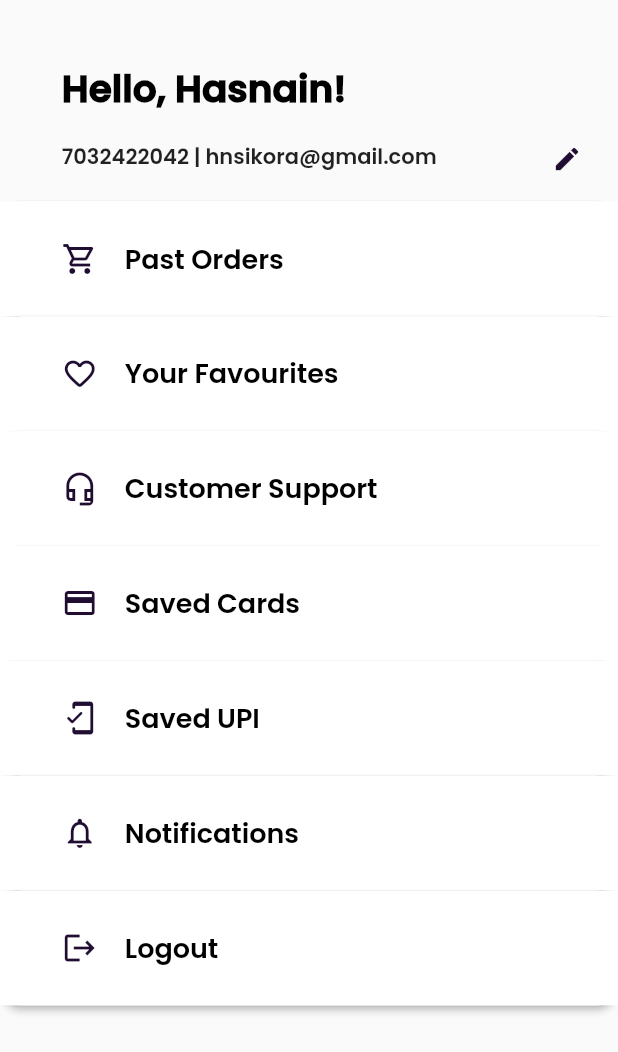
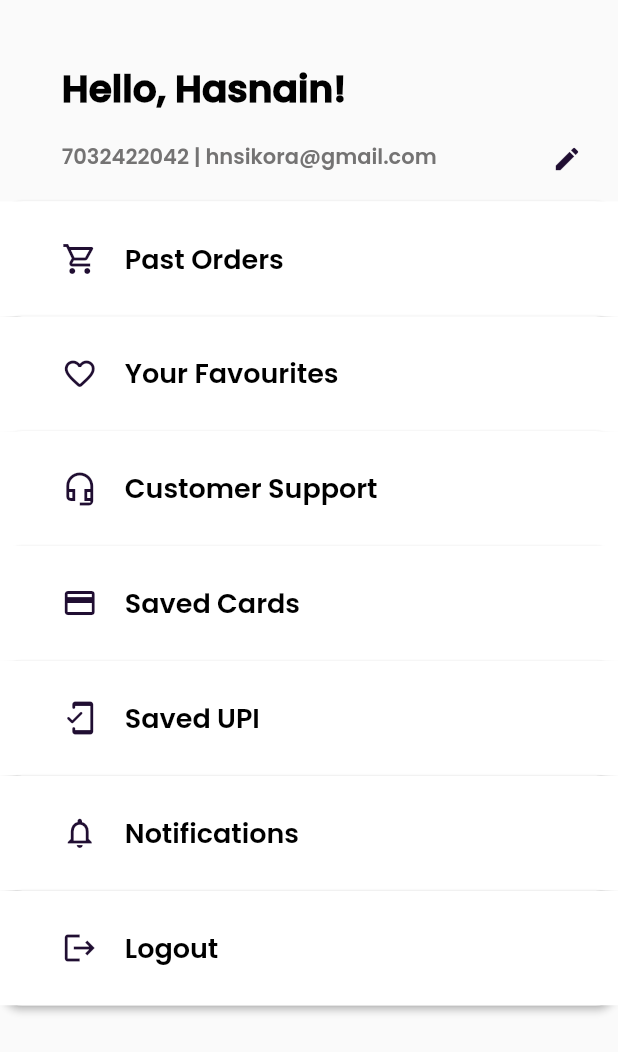
Before and after one commit to hasnain40247/Gronto, a Flutter app: the AccountPage widget shown alone on an empty page, opened directly, on a phone screen of 412 x 824 dp. Shown: the top 1052 px of the screen. Run offline on Flutter 3.47's test engine with Material 2 defaults, Android fonts, the light colour scheme and no system bars; our stand-ins replace flutter_svg; missing offline and left inert: flappy_search_bar.

Commit message:
Minor Changes

```diff
--- a/lib/Screens/ScreenContainers/AccountPage.dart
+++ b/lib/Screens/ScreenContainers/AccountPage.dart
@@ -36,7 +36,7 @@ class _AccountPageState extends State<AccountPage> {
                       Text("Hello, Hasnain!",style: poppinsStyle.copyWith(fontSize: 25),),
                       ListTile(
                         contentPadding: EdgeInsets.only(right: 10),
-                        leading: Text("7032422042 | hnsikora@gmail.com"),
+                        leading: Text("7032422042 | hnsikora@gmail.com",style: TextStyle(color: Color(0xFF747373)),),
                         trailing: IconButton(onPressed: ()=>{}, icon: Icon(Icons.edit,color: appBlack, size: 20,)),
 
                       )
@@ -103,7 +103,7 @@ class AccountTiles extends StatelessWidget {
         tileColor: Colors.white,
         title: Text(
           text,
-          style: poppinsStyle.copyWith(fontWeight: FontWeight.normal),
+          style: poppinsStyle.copyWith(fontWeight: FontWeight.w700),
         ),
       ),
     );
```
Also changed, not shown: lib/Components/customApp.dart (+8 -6 lines), lib/Screens/ScreenContainers/HomePage.dart (+5 -4 lines).
